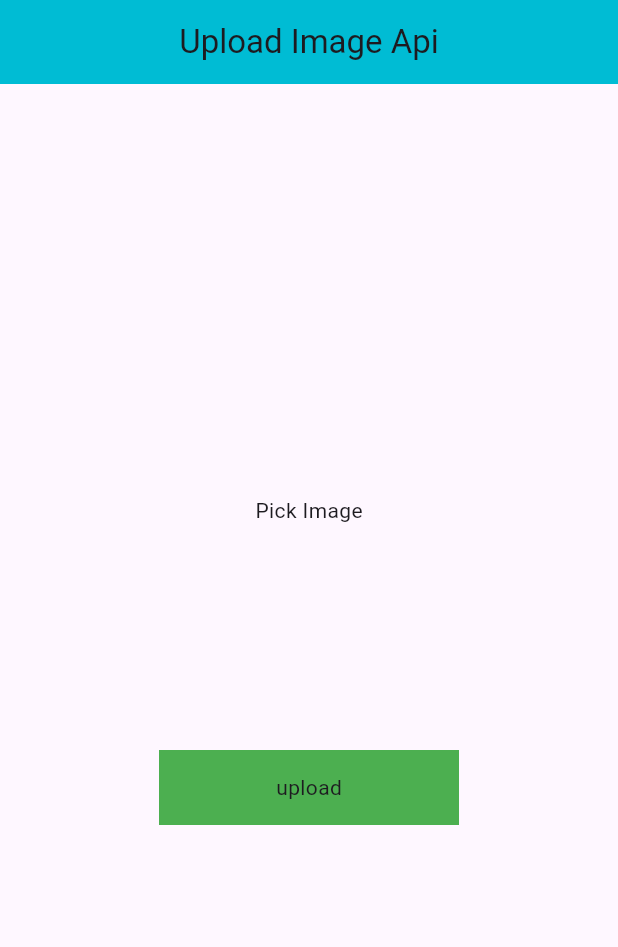
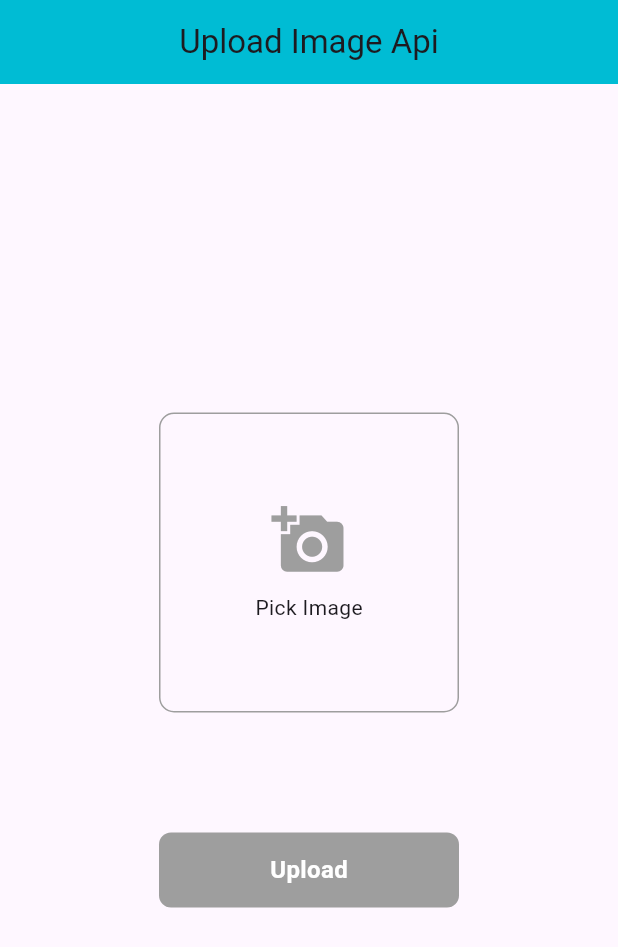
Before and after one commit to Yousuf-Hossain-Siam/Master-Api, a Flutter app: the screen it shows after launch, after a tap on "Pick Image", on a phone screen of 412 x 824 dp. Shown: the top 947 px of the screen. Run offline on Flutter 3.47's test engine with Material 3 defaults, Android fonts, the phone set to English and light mode, and no system bars; drawn by our look-alikes of modal_progress_hud_nsn; our stand-ins replace get, image_picker; project files that could hold a hidden picture were left out.

Commit message:
upload_image

```diff
--- /dev/null
+++ b/lib/Image_Upload_PostApi/upload_image_controller.dart
@@ -0,0 +1,75 @@
+// Controller file: upload_image_controller.dart
+import 'dart:io';
+import 'package:get/get.dart';
+import 'package:http/http.dart' as http;
+import 'package:image_picker/image_picker.dart';
+
+class UploadImageController extends GetxController {
+  // Observable variables
+  Rx<File?> image = Rx<File?>(null);
+  RxBool showSpinner = false.obs;
+
+  final ImagePicker _picker = ImagePicker();
+
+  // Pick image from gallery
+  Future<void> getImage() async {
+    try {
+      final pickedFile = await _picker.pickImage(
+        source: ImageSource.gallery,
+        imageQuality: 80
+      );
+
+      if (pickedFile != null) {
+        image.value = File(pickedFile.path);
+      } else {
+        print('No image selected');
+      }
+    } catch (e) {
+      Get.snackbar('Error', 'Failed to pick image: $e');
+    }
+  }
+
+  // Upload image to server
+  Future<void> uploadImage() async {
+    if (image.value == null) {
+      Get.snackbar('Error', 'Please select an image first');
+      return;
+    }
+
+    try {
+      showSpinner.value = true;
+
+      var stream = http.ByteStream(image.value!.openRead());
+      stream.cast();
+
+      var length = await image.value!.length();
+      var uri = Uri.parse('https://fakestoreapi.com/products');
+      var request = http.MultipartRequest('POST', uri);
+
+      request.fields['title'] = 'Static title';
+
+      var multiport = http.MultipartFile('image', stream, length);
+      request.files.add(multiport);
+
+      var response = await request.send();
+
+      if (response.statusCode == 200) {
+        print('Image uploaded successfully');
+        Get.snackbar('Success', 'Image uploaded successfully');
+      } else {
+        print('Upload failed with status: ${response.statusCode}');
+        Get.snackbar('Error', 'Failed to upload image');
+      }
+    } catch (e) {
+      print('Upload error: $e');
+      Get.snackbar('Error', 'Upload failed: $e');
+    } finally {
+      showSpinner.value = false;
+    }
+  }
+
+  // Clear selected image
+  void clearImage() {
+    image.value = null;
+  }
+}
--- a/lib/Image_Upload_PostApi/upload_image_screen.dart
+++ b/lib/Image_Upload_PostApi/upload_image_screen.dart
@@ -1,122 +1,117 @@
+// Screen file: upload_image_screen.dart
 import 'dart:io';
-
 import 'package:flutter/material.dart';
-import 'package:http/http.dart' as http;
-import 'package:image_picker/image_picker.dart';
+import 'package:food_api/Image_Upload_PostApi/upload_image_controller.dart';
+import 'package:get/get.dart';
 import 'package:modal_progress_hud_nsn/modal_progress_hud_nsn.dart';
 
-class UploadImageScreen extends StatefulWidget {
+class UploadImageScreen extends StatelessWidget {
   const UploadImageScreen({super.key});
 
-
-  @override
-  State<UploadImageScreen> createState() => _UploadImageScreenState();
-}
-
-class _UploadImageScreenState extends State<UploadImageScreen> {
-
-  File? image ;
-  final _picker = ImagePicker();
-  bool showSpinner = false;
-
-  Future getImage()async{
-  final pickedFile = await _picker.pickImage(source: ImageSource.gallery, imageQuality:80 );
-
-  if(pickedFile!= null) {
-    image = File(pickedFile.path);
-    setState(() {
-
-    });
-  }else{
-   print('no image selected');
-  }
-}
-
-Future<void> uploadImage ()async {
-
-  setState(() {
-    showSpinner = true;
-  });
-
-var stream =  http.ByteStream(image!.openRead());
-stream.cast();
-
-var length = await image! .length();
-
-var uri = Uri.parse('https://fakestoreapi.com/products');
-
-var request =  http.MultipartRequest('POST', uri);
-
-request.fields['title'] = 'Static title' ;
-
-var multiport = new http.MultipartFile('image', stream, length);
-
-request.files.add(multiport);
-var response = await request.send();
-if (response.statusCode == 200 ) {
-  setState(() {
-    showSpinner = false;
-  });
-  print('image uploaded');
-}else{
-  print('failed');
-  setState(() {
-    showSpinner = false;
-  });
-}
-
-}
   @override
   Widget build(BuildContext context) {
-    return  ModalProgressHUD(
+    // Initialize controller
+    final UploadImageController controller = Get.put(UploadImageController());
 
-      inAsyncCall: showSpinner,
+    return Obx(() => ModalProgressHUD(
+      inAsyncCall: controller.showSpinner.value,
       child: Scaffold(
         appBar: AppBar(
           centerTitle: true,
           backgroundColor: Colors.cyan,
-          title: Text('Upload Image Api'),
+          title: const Text('Upload Image Api'),
         ),
         body: Column(
           mainAxisAlignment: MainAxisAlignment.center,
           crossAxisAlignment: CrossAxisAlignment.center,
           children: [
             GestureDetector(
-              onTap: () {
-                getImage();
-              },
+              onTap: () => controller.getImage(),
+              child: Center(
                 child: Container(
-                child: image == null ? Center(child: Text('Pick Image'),)
-                :
-                Container(
-                  child: Center(
-                    child: Image.file(File(image!.path).absolute,
-                    height: 100,
-                    width: 100,
+                  height: 200,
+                  width: 200,
+                  decoration: BoxDecoration(
+                    border: Border.all(color: Colors.grey),
+                    borderRadius: BorderRadius.circular(10),
+                  ),
+                  child: controller.image.value == null
+                      ? const Center(
+                          child: Column(
+                            mainAxisAlignment: MainAxisAlignment.center,
+                            children: [
+                              Icon(Icons.add_a_photo, size: 50, color: Colors.grey),
+                              SizedBox(height: 10),
+                              Text('Pick Image'),
+                            ],
+                          ),
+                        )
+                      : ClipRRect(
+                          borderRadius: BorderRadius.circular(10),
+                          child: Image.file(
+                            controller.image.value!,
+                            height: 200,
+                            width: 200,
                             fit: BoxFit.cover,
-                    ) ,
-                  ) ,
-                )
+                          ),
+                        ),
+                ),
+              ),
+            ),
+            const SizedBox(height: 30),
+
+            // Clear image button (if image is selected)
+            if (controller.image.value != null)
+              Padding(
+                padding: const EdgeInsets.symmetric(vertical: 10),
+                child: GestureDetector(
+                  onTap: () => controller.clearImage(),
+                  child: Container(
+                    height: 40,
+                    width: 150,
+                    decoration: BoxDecoration(
+                      color: Colors.red,
+                      borderRadius: BorderRadius.circular(8),
+                    ),
+                    child: const Center(
+                      child: Text(
+                        "Clear Image",
+                        style: TextStyle(color: Colors.white),
+                      ),
+                    ),
+                  ),
                 ),
               ),
 
-             SizedBox(
-              height: 150,
-             ),
+            const SizedBox(height: 50),
+
+            // Upload button
             GestureDetector(
-              onTap: (){
-                uploadImage();
-              },
+              onTap: () => controller.uploadImage(),
               child: Container(
                 height: 50,
                 width: 200,
-                color: Colors.green,
-                child: Center(child: Text("upload")),
+                decoration: BoxDecoration(
+                  color: controller.image.value != null
+                      ? Colors.green
+                      : Colors.grey,
+                  borderRadius: BorderRadius.circular(8),
                 ),
-             )
+                child: const Center(
+                  child: Text(
+                    "Upload",
+                    style: TextStyle(
+                      color: Colors.white,
+                      fontSize: 16,
+                      fontWeight: FontWeight.bold,
+                    ),
+                  ),
+                ),
+              ),
+            ),
           ],
         ),
       ),
-    );
+    ));
   }
 }
```
Also changed, not shown: public/fonts/fa-brands-400.svg (added), public/fonts/fa-brands-400.ttf (added), public/fonts/fa-regular-400.svg (added), public/fonts/fa-regular-400.ttf (added), public/fonts/fa-solid-900.svg (added), public/fonts/fa-solid-900.ttf (added), 12 other files. Lines whose indentation alone changed are shown as unchanged.
